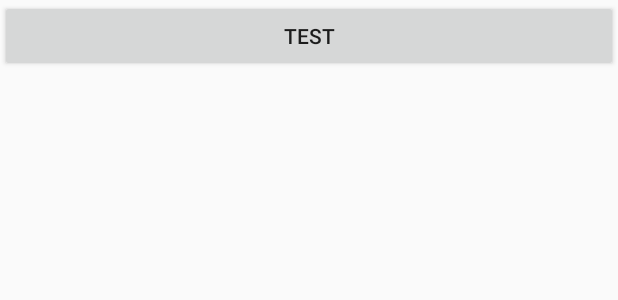
After one commit to m15115021148/DreamAccount, an Android app: the layout fragment_forecast_layout.xml on its own in the app's theme, with its tools: preview values and no code run, on a phone screen of 412 x 824 dp. The commit adds this screen. Shown: the top 300 px of the screen. Run offline under Robolectric (Android 15) with nearby library versions, the phone set to English and light mode, and no system bars.

Commit message:
add forecast account and optimization

```diff
--- a/app/src/main/java/com/romantic/dreamaccount/activity/MainActivity.java
+++ b/app/src/main/java/com/romantic/dreamaccount/activity/MainActivity.java
@@ -8,6 +8,7 @@ import com.romantic.dreamaccount.R;
 import com.romantic.dreamaccount.adapter.MainFragmentAdapter;
 import com.romantic.dreamaccount.fragment.BaseFragment;
 import com.romantic.dreamaccount.fragment.CheckFragment;
+import com.romantic.dreamaccount.fragment.ForecastFragment;
 import com.romantic.dreamaccount.fragment.ListFragment;
 import com.romantic.dreamaccount.fragment.MySelfFragment;
 import com.romantic.dreamaccount.mvp.presenter.base.Presenter;
@@ -52,12 +53,13 @@ public class MainActivity extends BaseActivity implements View.OnClickListener,T
 
     private void initTabLayout() {
         mFragmentList.add(new ListFragment());
+        mFragmentList.add(new ForecastFragment());
         mFragmentList.add(new CheckFragment());
         mFragmentList.add(new MySelfFragment());
 
         mTabLayout.removeAllTabs();
         mTabLayout.setTabMode(TabLayout.MODE_FIXED);//设置tab模式，当前为系统默认模式
-        mViewPager.setOffscreenPageLimit(2);
+        mViewPager.setOffscreenPageLimit(3);
         mAdapter = new MainFragmentAdapter(getSupportFragmentManager(), mData, mFragmentList, mContext);
         mViewPager.setAdapter(mAdapter);
         //绑定ViewPager
--- a/app/src/main/java/com/romantic/dreamaccount/fragment/ListFragment.java
+++ b/app/src/main/java/com/romantic/dreamaccount/fragment/ListFragment.java
@@ -1,9 +1,11 @@
 package com.romantic.dreamaccount.fragment;
 
+import android.content.Intent;
 import android.support.v7.widget.LinearLayoutManager;
 import android.support.v7.widget.RecyclerView;
 
 import com.romantic.dreamaccount.R;
+import com.romantic.dreamaccount.activity.TestActivity;
 import com.romantic.dreamaccount.adapter.FragmentListAdapter;
 import com.romantic.dreamaccount.bean.AccountsBean;
 
@@ -54,7 +56,8 @@ public class ListFragment extends BaseFragment implements FragmentListAdapter.On
 
     @Override
     public void onItemClickListener(int position) {
-
+        Intent intent = new Intent(mContext, TestActivity.class);
+        startActivity(intent);
     }
 
     @Override
--- /dev/null
+++ b/app/src/main/res/layout/fragment_forecast_layout.xml
@@ -0,0 +1,13 @@
+<?xml version="1.0" encoding="utf-8"?>
+<LinearLayout xmlns:android="http://schemas.android.com/apk/res/android"
+    android:layout_width="match_parent"
+    android:layout_height="match_parent"
+    android:orientation="vertical">
+
+    <Button
+        android:id="@+id/test"
+        android:text="TEST"
+        android:layout_width="match_parent"
+        android:layout_height="wrap_content" />
+
+</LinearLayout>
--- a/app/src/main/res/values/array.xml
+++ b/app/src/main/res/values/array.xml
@@ -2,6 +2,7 @@
 <resources>
     <string-array name="MainTabLayout">
         <item>@string/tab_list</item>
+        <item>@string/tab_forecast</item>
         <item>@string/tab_data</item>
         <item>@string/tab_self</item>
     </string-array>
--- a/app/src/main/res/values/strings.xml
+++ b/app/src/main/res/values/strings.xml
@@ -2,6 +2,7 @@
     <string name="app_name">DreamAccount</string>
 
     <string name="tab_list">列表</string>
+    <string name="tab_forecast">预账</string>
     <string name="tab_data">数据</string>
     <string name="tab_self">我的</string>
 
```
Also changed, not shown: app/src/main/AndroidManifest.xml (+5 -4 lines), app/src/main/java/com/romantic/dreamaccount/activity/TestActivity.java (added, +15 -0 lines), app/src/main/java/com/romantic/dreamaccount/fragment/ForecastFragment.java (added, +39 -0 lines), app/src/main/res/layout/activity_test.xml (added, +14 -0 lines).
